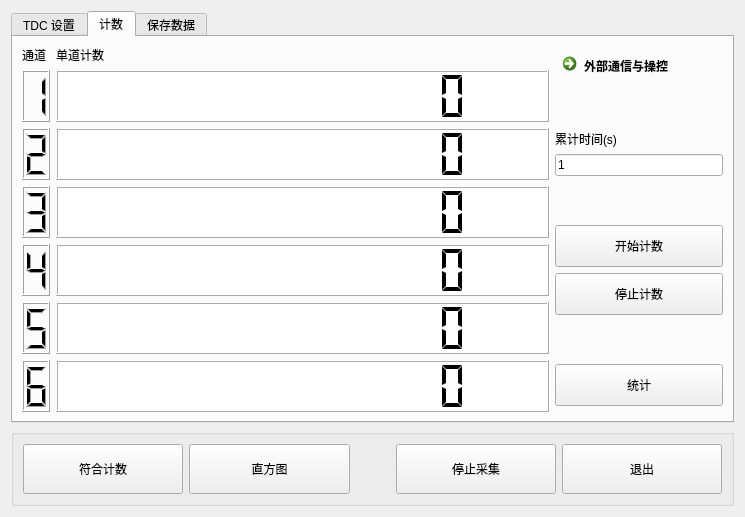
Old version of the form ui/widget.ui in the repository WhiteChimney/TDC-counter.
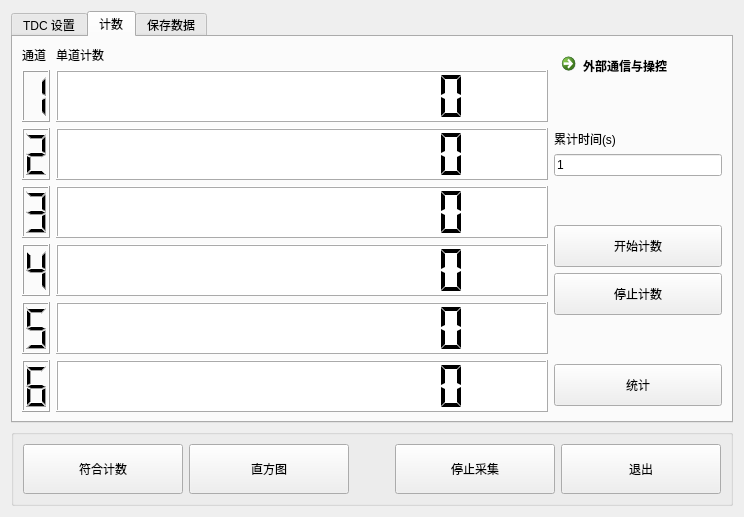
New version of the form.

Commit message: 修复统计面板 lcd display 的小数显示 bug

```diff
--- a/ui/widget.ui
+++ b/ui/widget.ui
@@ -6,7 +6,7 @@
    <rect>
     <x>0</x>
     <y>0</y>
-    <width>745</width>
+    <width>744</width>
     <height>503</height>
    </rect>
   </property>
```
The commit also changes 1 other file.
